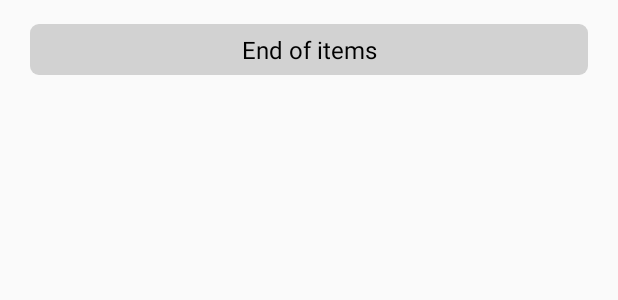
After one commit to LJAYMORI/AndrExampleImageList, an Android app: the layout item_complete.xml on its own in the app's theme, with its tools: preview values and no code run, on a phone screen of 412 x 824 dp. The commit adds this screen. Shown: the top 300 px of the screen. Run offline under Robolectric (Android 15) with nearby library versions, the phone set to English and light mode, and no system bars.

Commit message:
Add loading and complete message view holders

```diff
--- /dev/null
+++ b/app/src/main/res/drawable/background_end_of_item.xml
@@ -0,0 +1,5 @@
+<?xml version="1.0" encoding="utf-8"?>
+<shape xmlns:android="http://schemas.android.com/apk/res/android">
+  <corners android:radius="6dp"/>
+  <solid android:color="#d2d2d2"/>
+</shape>
--- /dev/null
+++ b/app/src/main/res/layout/item_complete.xml
@@ -0,0 +1,22 @@
+<?xml version="1.0" encoding="utf-8"?>
+<LinearLayout xmlns:android="http://schemas.android.com/apk/res/android"
+  android:layout_width="match_parent"
+  android:layout_height="wrap_content"
+  android:paddingTop="16dp"
+  android:paddingBottom="16dp"
+  android:gravity="center_horizontal">
+
+  <TextView
+    android:layout_width="match_parent"
+    android:layout_height="wrap_content"
+    android:textSize="16sp"
+    android:textColor="#000"
+    android:gravity="center"
+    android:layout_marginLeft="20dp"
+    android:layout_marginRight="20dp"
+    android:paddingTop="6dp"
+    android:paddingBottom="6dp"
+    android:background="@drawable/background_end_of_item"
+    android:text="@string/end_of_items"/>
+
+</LinearLayout>
--- a/app/src/main/res/values/strings.xml
+++ b/app/src/main/res/values/strings.xml
@@ -5,4 +5,5 @@
   <string name="search_fail">Fail to search image</string>
   <string name="retry">Retry</string>
   <string name="search_complete">Search complete</string>
+  <string name="end_of_items">End of items</string>
 </resources>
```
Also changed, not shown: app/src/main/java/com/example/jonguk/andrexampleimagelist/json/search_image/SearchImageJson.java (+15 -3 lines), app/src/main/java/com/example/jonguk/andrexampleimagelist/screen/search_image/SearchImageActivity.java (+5 -3 lines), app/src/main/java/com/example/jonguk/andrexampleimagelist/screen/search_image/SearchImageRequestHelper.java (+5 -5 lines), app/src/main/java/com/example/jonguk/andrexampleimagelist/screen/search_image/list/ImageListAdapter.java (+73 -19 lines), app/src/main/java/com/example/jonguk/andrexampleimagelist/screen/search_image/list/ImageListDiffCallback.java (+10 -10 lines), app/src/main/java/com/example/jonguk/andrexampleimagelist/screen/search_image/list/ImageViewHolder.java (deleted, +0 -34 lines), app/src/main/java/com/example/jonguk/andrexampleimagelist/screen/search_image/list/data/AbsSearchImageData.java (added, +52 -0 lines), app/src/main/java/com/example/jonguk/andrexampleimagelist/screen/search_image/list/data/CompleteData.java (added, +24 -0 lines), app/src/main/java/com/example/jonguk/andrexampleimagelist/screen/search_image/list/data/ImageData.java (added, +47 -0 lines), app/src/main/java/com/example/jonguk/andrexampleimagelist/screen/search_image/list/data/LoadingData.java (added, +24 -0 lines), app/src/main/java/com/example/jonguk/andrexampleimagelist/screen/search_image/list/viewholder/AbsViewHolder.java (added, +22 -0 lines), app/src/main/java/com/example/jonguk/andrexampleimagelist/screen/search_image/list/viewholder/CompleteViewHolder.java (added, +19 -0 lines), app/src/main/java/com/example/jonguk/andrexampleimagelist/screen/search_image/list/viewholder/ImageViewHolder.java (added, +35 -0 lines), app/src/main/java/com/example/jonguk/andrexampleimagelist/screen/search_image/list/viewholder/LoadingViewHolder.java (added, +19 -0 lines), 1 more files.
